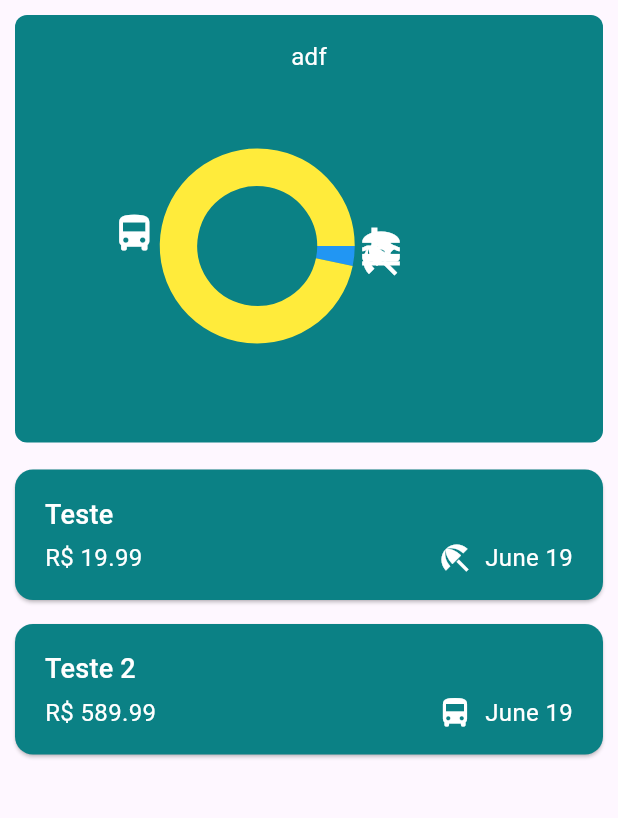
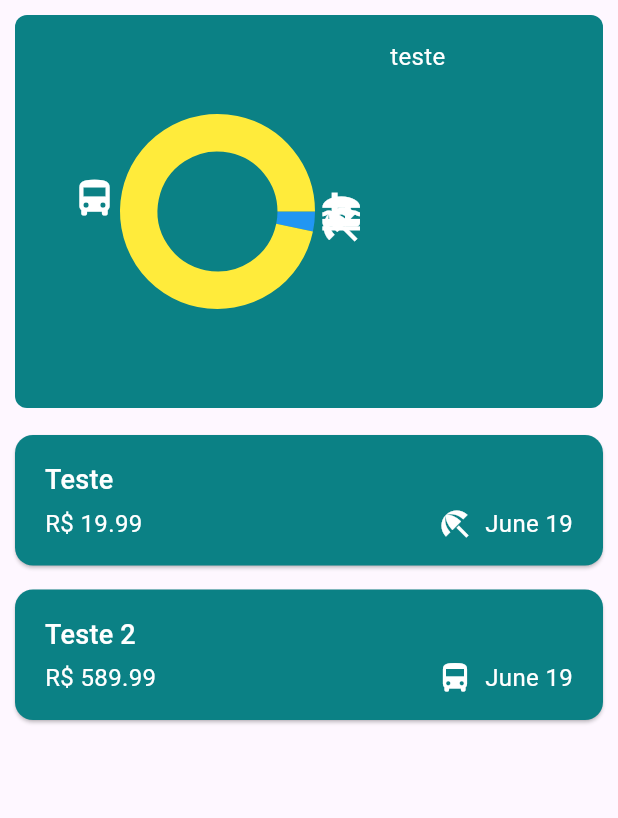
Before and after one commit to MSaJS/shadow_finces, a Flutter app: the screen it shows after launch, on a phone screen of 412 x 824 dp, the part 84-902 px from its top. Run offline on Flutter 3.47's test engine with Material 3 defaults, Android fonts, the phone set to English and light mode, and no system bars; drawn by our look-alikes of fl_chart.

Commit message:
acho que ajeitei o chart?

```diff
--- a/lib/widgets/chart/pie_chart.dart
+++ b/lib/widgets/chart/pie_chart.dart
@@ -49,11 +49,8 @@ class PieChartCategory extends StatelessWidget {
       ),
       child: Column(
         children: [
-          Text('adf'),
           SizedBox(
             height: 230,
-            child: AspectRatio(
-              aspectRatio: 1.3,
             child: Row(
               children: <Widget>[
                 AspectRatio(
@@ -96,22 +93,11 @@ class PieChartCategory extends StatelessWidget {
                   ),
                 ),
                 Column(
-                    mainAxisAlignment: MainAxisAlignment.end,
-                    crossAxisAlignment: CrossAxisAlignment.start,
                   children: [
-                      for (final bucket in buckets) // alternative to map()
-                        ChartBar(
-                          fill: bucket.totalExpenses == 0
-                              ? 0
-                              : bucket.totalExpenses / maxTotalExpense,
+                    Text("teste"),
+                  ],
                 ),
               ],
-                  ),
-                  const SizedBox(
-                    width: 28,
-                  ),
-                ],
-              ),
             ),
           ),
         ],
--- a/lib/widgets/my_expenses.dart
+++ b/lib/widgets/my_expenses.dart
@@ -33,6 +33,7 @@ class _MyExpensesState extends State<MyExpenses> {
 
   void _openAddExpenseOverlay() {
     showModalBottomSheet(
+      useSafeArea: true,
       isScrollControlled: true,
       context: context,
       builder: (ctx) => NewExpense(onAddExpense: _addExpense),
```
Also changed, not shown: lib/widgets/new_expense.dart (+8 -2 lines). Lines whose indentation alone changed are shown as unchanged.
